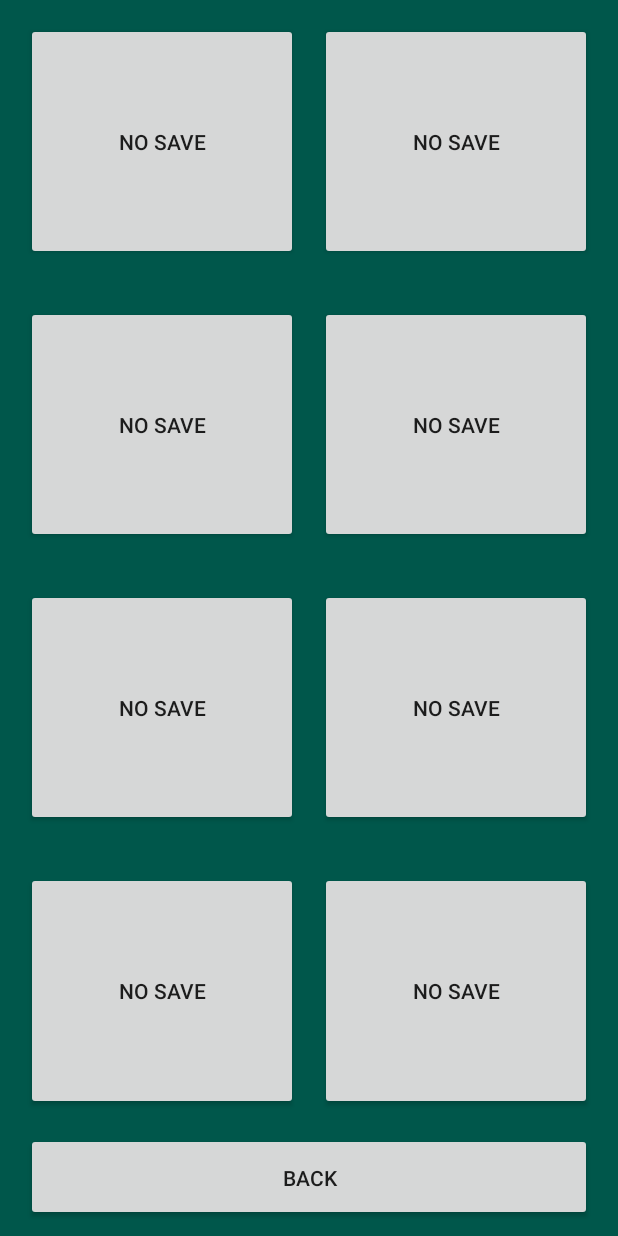
After one commit to WinterAnimosus/PekxGoblinKingOfMerchants, an Android app: the layout save_load_menu.xml on its own in the app's theme, with its tools: preview values and no code run, on a phone screen of 412 x 824 dp. The commit adds this screen. Run offline under Robolectric (Android 15) with nearby library versions, the phone set to English and light mode, and no system bars.

Commit message:
Added more stuff to gui and started the ability to swap activities

```diff
--- /dev/null
+++ b/Pekx/app/src/main/res/layout/save_load_menu.xml
@@ -0,0 +1,152 @@
+<?xml version="1.0" encoding="utf-8"?>
+<android.support.constraint.ConstraintLayout xmlns:android="http://schemas.android.com/apk/res/android"
+    xmlns:app="http://schemas.android.com/apk/res-auto"
+    xmlns:tools="http://schemas.android.com/tools"
+    android:layout_width="match_parent"
+    android:layout_height="match_parent"
+    tools:context=".MainActivity">
+
+    <ImageView
+        android:id="@+id/backgroundView"
+        android:layout_width="match_parent"
+        android:layout_height="match_parent"
+        app:layout_constraintBottom_toBottomOf="parent"
+        app:layout_constraintEnd_toEndOf="parent"
+        app:layout_constraintHorizontal_bias="0.5"
+        app:layout_constraintStart_toStartOf="parent"
+        app:layout_constraintTop_toTopOf="parent"
+        app:srcCompat="@color/colorPrimaryDark" />
+
+    <LinearLayout
+        android:layout_width="match_parent"
+        android:layout_height="match_parent"
+        android:orientation="vertical">
+
+        <LinearLayout
+            android:layout_width="match_parent"
+            android:layout_height="match_parent"
+            android:layout_weight="10000"
+            android:orientation="horizontal">
+
+            <LinearLayout
+                android:layout_width="match_parent"
+                android:layout_height="match_parent"
+                android:layout_weight="2"
+                android:orientation="vertical">
+
+                <Button
+                    android:id="@+id/saveOneButton"
+                    android:layout_width="match_parent"
+                    android:layout_height="wrap_content"
+                    android:layout_marginLeft="17.5dp"
+                    android:layout_marginTop="15dp"
+                    android:layout_marginRight="7.5dp"
+                    android:layout_marginBottom="15dp"
+                    android:layout_weight="3"
+                    android:text="Button"
+                    tools:text="No Save" />
+
+                <Button
+                    android:id="@+id/saveThreeButton"
+                    android:layout_width="match_parent"
+                    android:layout_height="wrap_content"
+                    android:layout_marginLeft="17.5dp"
+                    android:layout_marginTop="15dp"
+                    android:layout_marginRight="7.5dp"
+                    android:layout_marginBottom="15dp"
+                    android:layout_weight="3"
+                    android:text="No Save" />
+
+                <Button
+                    android:id="@+id/saveFiveButton"
+                    android:layout_width="match_parent"
+                    android:layout_height="wrap_content"
+                    android:layout_marginLeft="17.5dp"
+                    android:layout_marginTop="15dp"
+                    android:layout_marginRight="7.5dp"
+                    android:layout_marginBottom="15dp"
+                    android:layout_weight="3"
+                    android:text="No Save" />
+
+                <Button
+                    android:id="@+id/saveSevenButton"
+                    android:layout_width="match_parent"
+                    android:layout_height="wrap_content"
+                    android:layout_marginLeft="17.5dp"
+                    android:layout_marginTop="15dp"
+                    android:layout_marginRight="7.5dp"
+                    android:layout_marginBottom="15dp"
+                    android:layout_weight="3"
+                    android:text="No Save" />
+
+            </LinearLayout>
+
+            <LinearLayout
+                android:layout_width="match_parent"
+                android:layout_height="match_parent"
+                android:layout_weight="2"
+                android:orientation="vertical">
+
+                <Button
+                    android:id="@+id/saveTwoButton"
+                    android:layout_width="match_parent"
+                    android:layout_height="wrap_content"
+                    android:layout_marginLeft="7.5dp"
+                    android:layout_marginTop="15dp"
+                    android:layout_marginRight="17.5dp"
+                    android:layout_marginBottom="15dp"
+                    android:layout_weight="3"
+                    android:text="No Save" />
+
+                <Button
+                    android:id="@+id/saveFourButton"
+                    android:layout_width="match_parent"
+                    android:layout_height="wrap_content"
+                    android:layout_marginLeft="7.5dp"
+                    android:layout_marginTop="15dp"
+                    android:layout_marginRight="17.5dp"
+                    android:layout_marginBottom="15dp"
+                    android:layout_weight="3"
+                    android:text="No Save" />
+
+                <Button
+                    android:id="@+id/saveSixButton"
+                    android:layout_width="match_parent"
+                    android:layout_height="wrap_content"
+                    android:layout_marginLeft="7.5dp"
+                    android:layout_marginTop="15dp"
+                    android:layout_marginRight="17.5dp"
+                    android:layout_marginBottom="15dp"
+                    android:layout_weight="3"
+                    android:text="No Save" />
+
+                <Button
+                    android:id="@+id/saveEightButton"
+                    android:layout_width="match_parent"
+                    android:layout_height="wrap_content"
+                    android:layout_marginLeft="7.5dp"
+                    android:layout_marginTop="15dp"
+                    android:layout_marginRight="17.5dp"
+                    android:layout_marginBottom="15dp"
+                    android:layout_weight="3"
+                    android:text="No Save" />
+
+            </LinearLayout>
+
+        </LinearLayout>
+
+        <Button
+            android:id="@+id/backButton"
+            android:layout_width="match_parent"
+            android:layout_height="wrap_content"
+            android:layout_marginLeft="17.5dp"
+            android:layout_marginRight="17.5dp"
+            android:layout_marginBottom="10dp"
+            android:layout_weight="1"
+            android:paddingTop="20dp"
+            android:paddingBottom="20dp"
+            android:text="Button"
+            tools:text="Back" />
+    </LinearLayout>
+
+</android.support.constraint.ConstraintLayout>
```
Also changed, not shown: Pekx/app/src/main/AndroidManifest.xml (+12 -2 lines), Pekx/app/src/main/java/com/winter/pekx/MainActivity.java (+23 -1 lines), Pekx/app/src/main/java/com/winter/pekx/MenuActivity.java (added, +34 -0 lines), Pekx/app/src/main/java/com/winter/pekx/PlayActivity.java (added, +34 -0 lines), Pekx/app/src/main/java/com/winter/pekx/SaveActivity.java (added, +12 -0 lines), Pekx/app/src/main/res/layout/in_game_menu.xml (+7 -7 lines), Pekx/app/src/main/res/layout/main_menu.xml (+5 -5 lines), Pekx/app/src/main/res/raw/data.json (+16 -8 lines).
